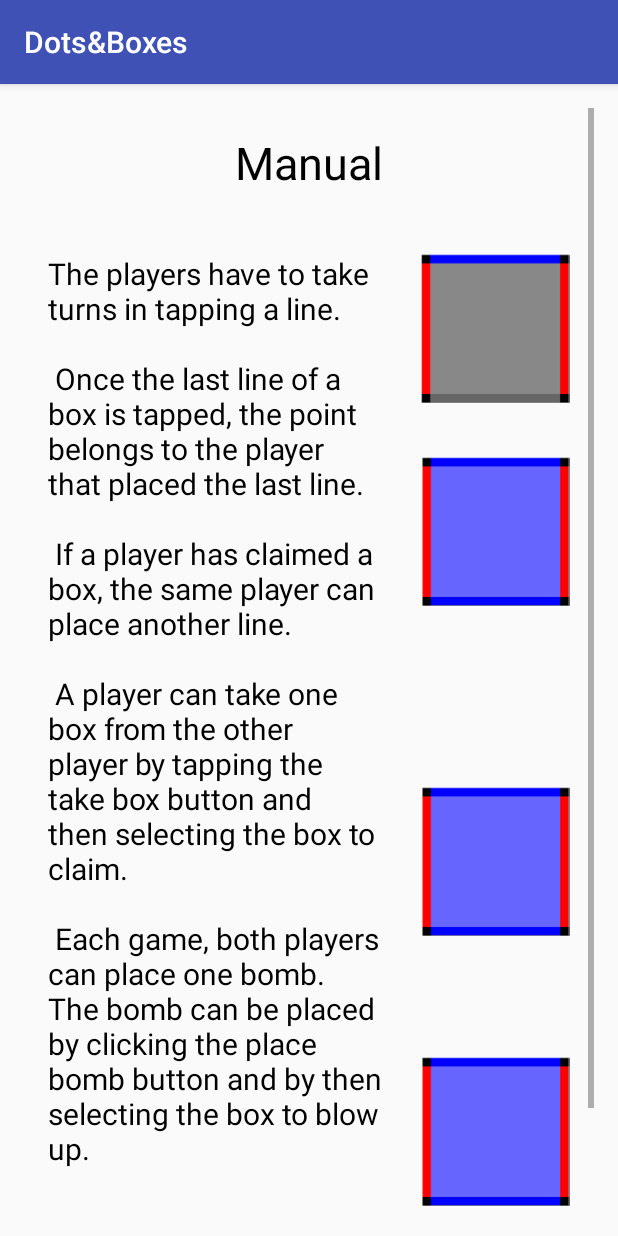
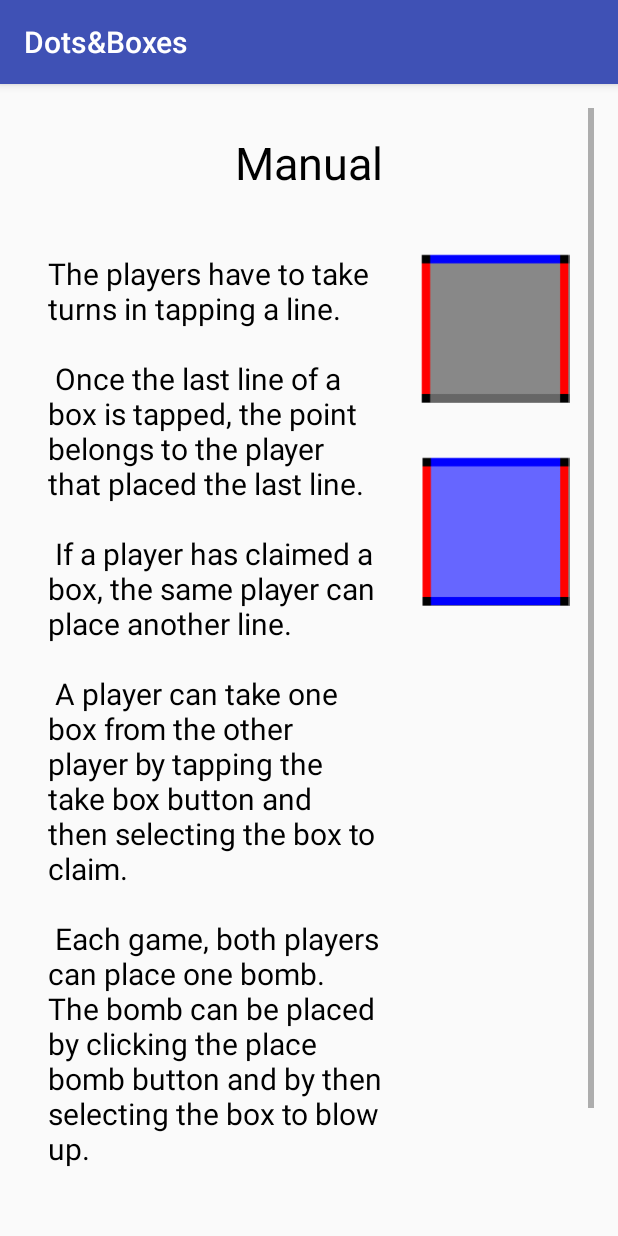
Before and after one commit to rickvanw/2015-2016-Project-Speelveld, an Android app: the ManualActivity screen opened directly, with no data from a screen before it, on a phone screen of 412 x 824 dp. Run offline under Robolectric (Android 15) with nearby library versions, the phone set to English and light mode, and no system bars.

Commit message:
Manual upgrades

```diff
--- a/app/src/main/res/layout/activity_manual.xml
+++ b/app/src/main/res/layout/activity_manual.xml
@@ -72,7 +72,6 @@
                 android:id="@+id/imageView"
                 android:layout_width="100dp"
                 android:layout_height="100dp"
-                android:background="@drawable/manual_box_done"
                 android:layout_below="@+id/ivManual2"
                 android:layout_alignStart="@+id/ivManual2"
                 android:layout_marginTop="120dp" />
@@ -81,7 +80,6 @@
                 android:id="@+id/imageView2"
                 android:layout_width="100dp"
                 android:layout_height="100dp"
-                android:background="@drawable/manual_box_done"
                 android:layout_alignTop="@+id/imageView"
                 android:layout_alignParentEnd="true"
                 android:layout_marginTop="180dp" />
```
